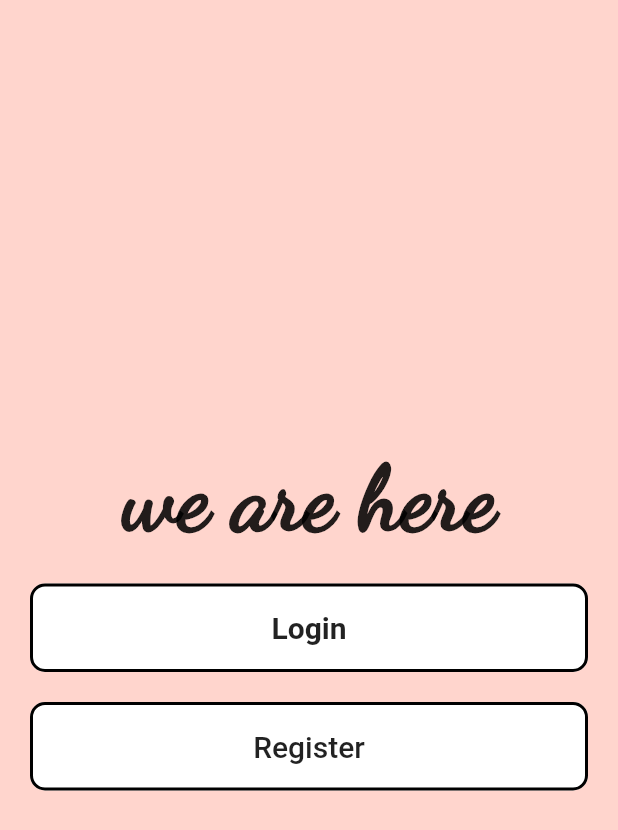
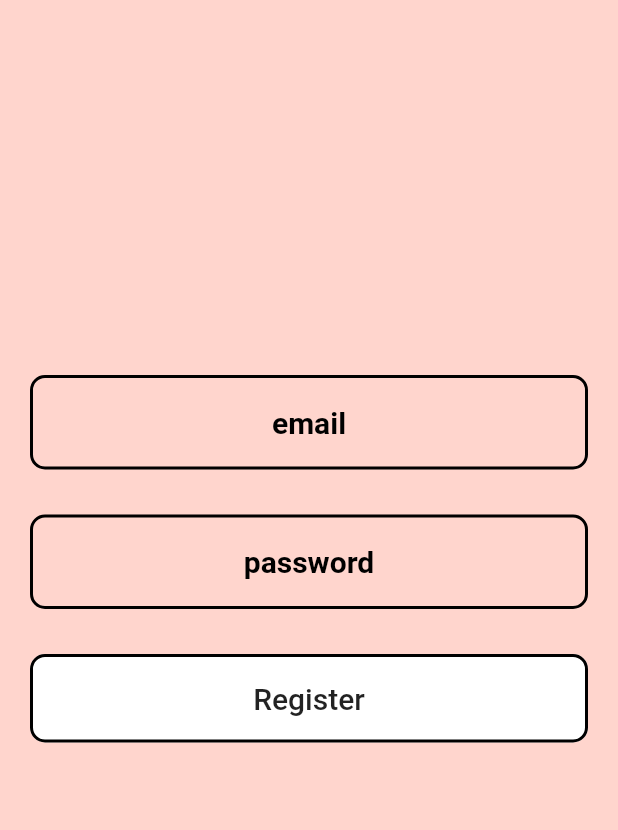
Before and after one commit to RRKarthik/we_are_here, a Flutter app: the screen it shows after launch, after a tap on "Register", on a phone screen of 412 x 824 dp. Shown: the top 830 px of the screen. Run offline on Flutter 3.47's test engine with Material 2 defaults, Android fonts, the phone set to English and light mode, and no system bars.

Commit message:
Registration Screen

```diff
--- /dev/null
+++ b/lib/ButtonScreen.dart
@@ -0,0 +1,25 @@
+import 'package:flutter/material.dart';
+
+class ButtonScreen extends StatelessWidget {
+  @override
+  Widget build(BuildContext context) {
+    return Scaffold(
+      backgroundColor: Color(0xffffd5cd),
+      body: Column(
+        mainAxisAlignment: MainAxisAlignment.center,
+        children: [
+          Center(
+            child: RawMaterialButton(
+              onPressed: (){},
+              elevation: 2.0,
+              fillColor: Colors.black,
+              child: Icon(Icons.warning,size: 50.0,color: Colors.white,),
+              shape: CircleBorder(),
+            ),
+          ),
+        ],
+      ),
+
+    );
+  }
+}
--- /dev/null
+++ b/lib/RegistrationScreen.dart
@@ -0,0 +1,135 @@
+import 'package:flutter/material.dart';
+import 'package:we_are_here/ButtonScreen.dart';
+
+class RegistrationScreen extends StatelessWidget {
+  @override
+  Widget build(BuildContext context) {
+    return Scaffold(
+      backgroundColor: Color(0xffffd5cd),
+      body: Padding(
+        padding: const EdgeInsets.symmetric(horizontal: 20.0),
+        child: Column(
+          crossAxisAlignment: CrossAxisAlignment.stretch,
+          children: [
+            SizedBox(
+              height: 250.0,
+            ),
+            TextField(
+              cursorColor: Colors.black,
+              textAlign: TextAlign.center,
+              decoration: InputDecoration(
+                hintText: 'email',
+                hintStyle: TextStyle(
+                  fontSize: 20.0,
+                  fontWeight: FontWeight.w700,
+                  color: Colors.black,
+                ),
+                border: OutlineInputBorder(
+                  borderRadius: BorderRadius.all(Radius.circular(10.0)),
+                  borderSide: BorderSide(
+                    color: Colors.black,
+                    width: 2.0,
+                  ),
+                ),
+                focusedBorder: OutlineInputBorder(
+                  borderRadius: BorderRadius.all(Radius.circular(10.0)),
+                  borderSide: BorderSide(
+                    color: Colors.black,
+                    width: 2.0,
+                  ),
+                ),
+                disabledBorder: OutlineInputBorder(
+                  borderRadius: BorderRadius.all(Radius.circular(10.0)),
+                  borderSide: BorderSide(
+                    color: Colors.black,
+                    width: 2.0,
+                  ),
+                ),
+                enabledBorder: OutlineInputBorder(
+                  borderRadius: BorderRadius.all(Radius.circular(10.0)),
+                  borderSide: BorderSide(
+                    color: Colors.black,
+                    width: 2.0,
+                  ),
+                ),
+              ),
+              onChanged: (value) {},
+            ),
+            SizedBox(
+              height: 30.0,
+            ),
+            TextField(
+              cursorColor: Colors.black,
+              textAlign: TextAlign.center,
+              decoration: InputDecoration(
+                hintText: 'password',
+                hintStyle: TextStyle(
+                  fontSize: 20.0,
+                  fontWeight: FontWeight.w700,
+                  color: Colors.black,
+                ),
+                border: OutlineInputBorder(
+                  borderRadius: BorderRadius.all(Radius.circular(10.0)),
+                  borderSide: BorderSide(
+                    color: Colors.black,
+                    width: 2.0,
+                  ),
+                ),
+                focusedBorder: OutlineInputBorder(
+                  borderRadius: BorderRadius.all(Radius.circular(10.0)),
+                  borderSide: BorderSide(
+                    color: Colors.black,
+                    width: 2.0,
+                  ),
+                ),
+                disabledBorder: OutlineInputBorder(
+                  borderRadius: BorderRadius.all(Radius.circular(10.0)),
+                  borderSide: BorderSide(
+                    color: Colors.black,
+                    width: 2.0,
+                  ),
+                ),
+                enabledBorder: OutlineInputBorder(
+                  borderRadius: BorderRadius.all(Radius.circular(10.0)),
+                  borderSide: BorderSide(
+                    color: Colors.black,
+                    width: 2.0,
+                  ),
+                ),
+              ),
+              onChanged: (value) {},
+            ),
+            SizedBox(
+              height: 30.0,
+            ),
+            FlatButton(
+              child: Padding(
+                padding: EdgeInsets.symmetric(horizontal: 20.0, vertical: 18.0),
+                child: Text(
+                  "Register",
+                  style: TextStyle(fontSize: 20.0),
+                ),
+              ),
+              shape: RoundedRectangleBorder(
+                side: BorderSide(
+                  color: Colors.black,
+                  width: 2.0,
+                ),
+                borderRadius: BorderRadius.circular(10.0),
+              ),
+              color: Colors.white,
+              onPressed: () {
+                Navigator.push(
+                  context,
+                  MaterialPageRoute(
+                    builder: (context) => ButtonScreen(),
+                  ),
+                );
+              },
+            ),
+          ],
+        ),
+      ),
+    );
+  }
+}
--- a/lib/main.dart
+++ b/lib/main.dart
@@ -1,5 +1,6 @@
 import 'package:flutter/material.dart';
 import 'login.dart';
+import 'package:we_are_here/RegistrationScreen.dart';
 
 void main() {
   runApp(MaterialApp(
@@ -34,12 +35,13 @@ class MyApp extends StatelessWidget {
                 padding: EdgeInsets.symmetric(horizontal: 20.0, vertical: 18.0),
                 child: Text(
                   "Login",
-                  style: TextStyle(fontSize: 20.0,fontWeight: FontWeight.bold),
+                  style: TextStyle(fontSize: 20.0, fontWeight: FontWeight.bold),
                 ),
               ),
               color: Colors.white, //Color(0xffffd5cd),//214252
               onPressed: () {
-                Navigator.push(context, MaterialPageRoute(builder: (context)=>LoginScreen()));
+                Navigator.push(context,
+                    MaterialPageRoute(builder: (context) => LoginScreen()));
               },
               shape: RoundedRectangleBorder(
                 side: BorderSide(
@@ -68,7 +70,14 @@ class MyApp extends StatelessWidget {
                 borderRadius: BorderRadius.circular(10.0),
               ),
               color: Colors.white,
-              onPressed: () {},
+              onPressed: () {
+                Navigator.push(
+                  context,
+                  MaterialPageRoute(
+                    builder: (context) => RegistrationScreen(),
+                  ),
+                );
+              },
             ),
           ],
         ),
```
